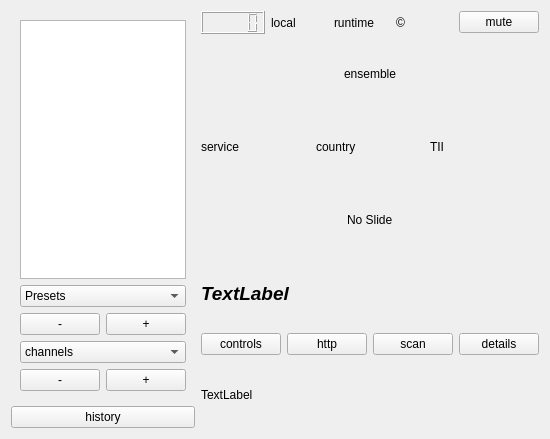
First picture: the form in qt-dab-s5/forms-v5/dabradio-5.ui, repository JvanKatwijk/qt-dab, before the edit.
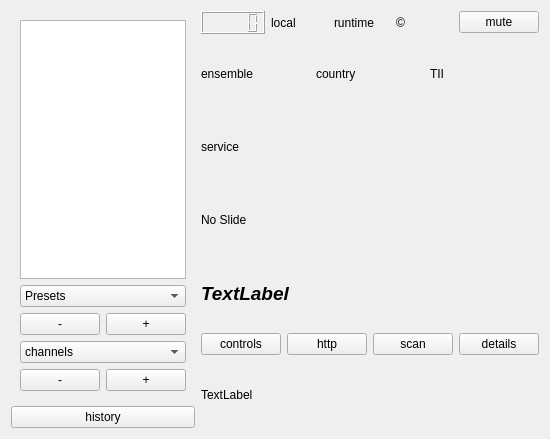
Second picture: the form after the edit. Custom widgets are drawn as their Qt base class.

Diff of the .ui file:
```diff
--- a/qt-dab-s5/forms-v5/dabradio-5.ui
+++ b/qt-dab-s5/forms-v5/dabradio-5.ui
@@ -182,19 +182,12 @@
        </item>
       </layout>
      </item>
-     <item alignment="Qt::AlignHCenter">
-      <widget class="QLabel" name="ensembleId">
-       <property name="text">
-        <string>ensemble</string>
-       </property>
-      </widget>
-     </item>
      <item>
       <layout class="QHBoxLayout" name="horizontalLayout">
        <item>
-        <widget class="QLabel" name="serviceLabel">
+        <widget class="QLabel" name="ensembleId">
          <property name="text">
-          <string>service</string>
+          <string>ensemble</string>
          </property>
         </widget>
        </item>
@@ -214,7 +207,14 @@
        </item>
       </layout>
      </item>
-     <item alignment="Qt::AlignHCenter">
+     <item>
+      <widget class="QLabel" name="serviceLabel">
+       <property name="text">
+        <string>service</string>
+       </property>
+      </widget>
+     </item>
+     <item>
       <widget class="QLabel" name="pictureLabel">
        <property name="text">
         <string>No Slide</string>
```
Left out of the diff: 19 changed lines with no effect on the pictures.
